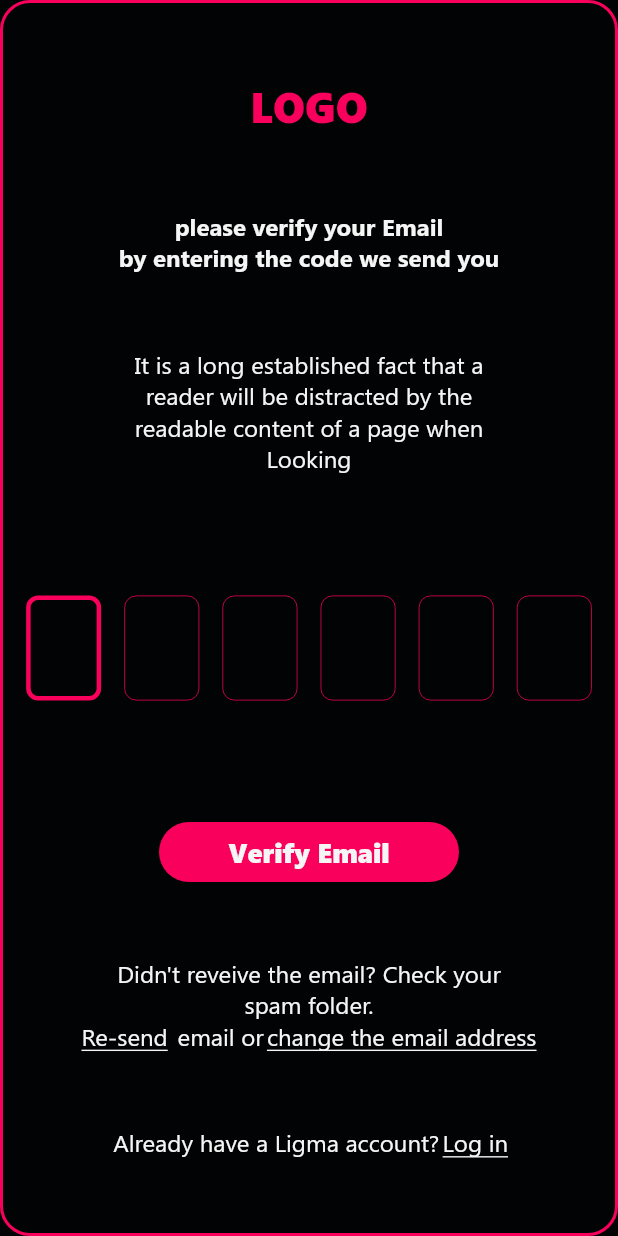
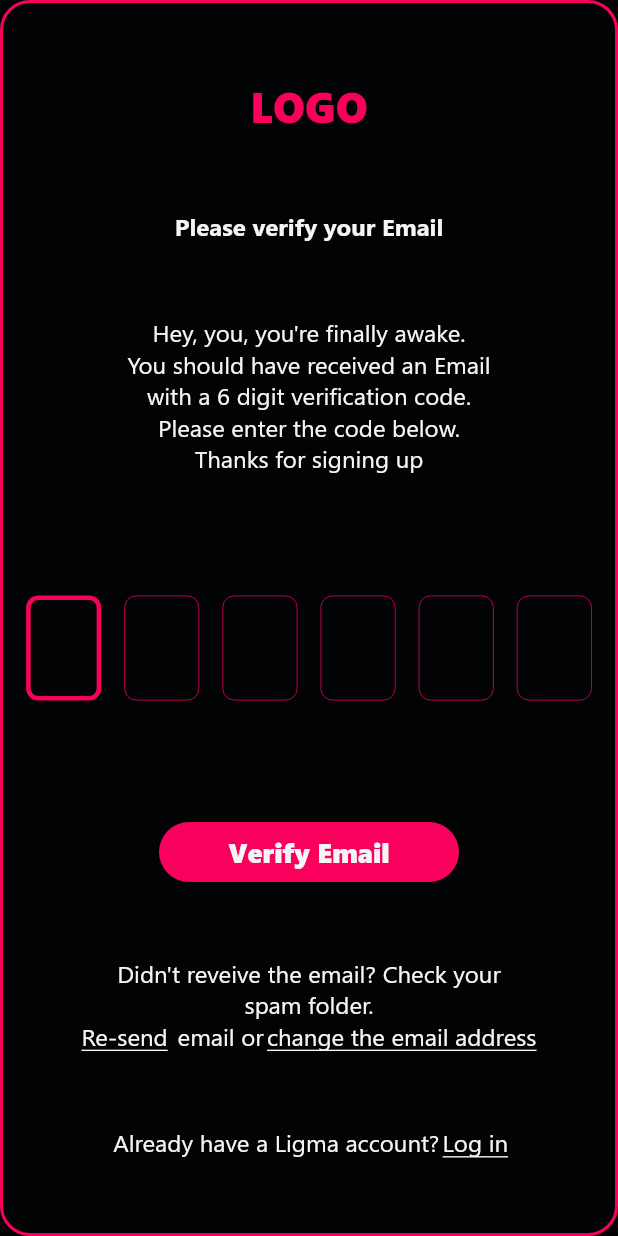
Before and after one commit to Nico104/uidraft1, a Flutter app: the SignUpConfirmationCodeLarge widget shown alone on an empty page, opened directly with empty values, on a phone screen of 412 x 824 dp. Run offline on Flutter 3.47's test engine with Material 2 defaults, Android fonts, the phone set to English and light mode, and no system bars; our stand-ins replace beamer, dio, easy_debounce, file_picker, get, readmore and 5 more; missing offline and left inert: dart:html, dart:js, flutter_dropzone; accounts and stored records are empty.

Commit message:
sign up email info

```diff
--- a/lib/widgets/auth/signup/sign_up_confirmation_code_widget.dart
+++ b/lib/widgets/auth/signup/sign_up_confirmation_code_widget.dart
@@ -48,7 +48,7 @@ class _SignUpConfirmationCodeLargeState
   final TextEditingController _codeDigitSixController = TextEditingController();
 
   String titleText =
-      "It is a long established fact that a reader will be distracted by the readable content of a page when Looking";
+      "Hey, you, you're finally awake.\nYou should have received an Email with a 6 digit verification code.\nPlease enter the code below.\nThanks for signing up";
 
   //FocusNodes
   FocusNode fnCodeDigitOne = FocusNode();
@@ -170,7 +170,7 @@ class _SignUpConfirmationCodeLargeState
               SizedBox(
                 width: 270,
                 child: Text(
-                  "please verify your Email\nby entering the code we send you",
+                  "Please verify your Email",
                   style: TextStyle(
                     fontFamily: 'Segoe UI',
                     fontWeight: FontWeight.bold,
```
